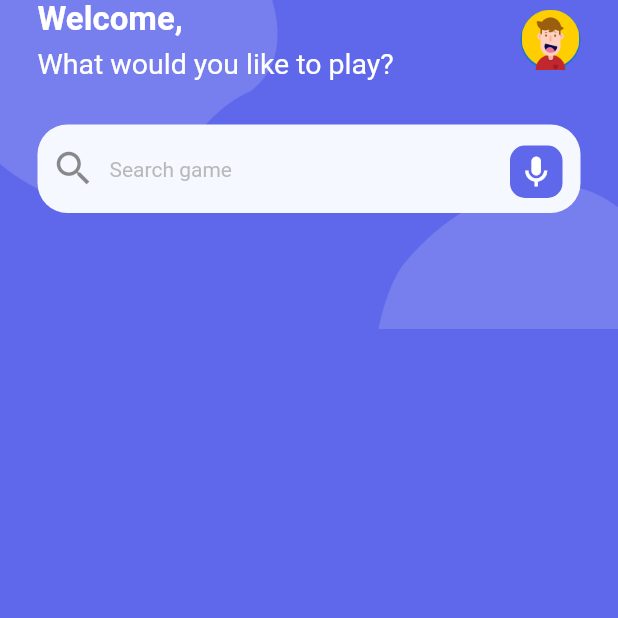
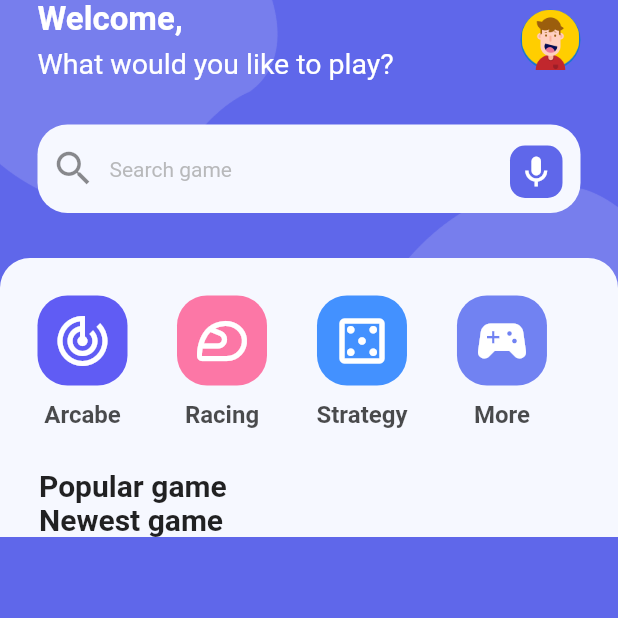
Before and after one commit to cameldjoulako/gamestore, a Flutter app: the screen it shows after launch, on a phone screen of 412 x 824 dp, the top half of it. Run offline on Flutter 3.47's test engine with Material 2 defaults, Android fonts, the phone set to English and light mode, and no system bars.

Commit message:
homepage widget review

```diff
--- a/lib/pages/home/home.dart
+++ b/lib/pages/home/home.dart
@@ -1,7 +1,9 @@
 import 'package:flutter/material.dart';
+import 'package:gamestore/pages/home/widgets/category.dart';
 import 'package:gamestore/utils/colors.dart';
 import 'package:gamestore/pages/home/widgets/header.dart';
 import 'package:gamestore/pages/home/widgets/search.dart';
+import 'package:gamestore/pages/home/widgets/category.dart';
 
 class HomePage extends StatelessWidget {
   const HomePage({super.key});
@@ -37,6 +39,7 @@ class HomePage extends StatelessWidget {
               children: [
                 const HeaderSection(),
                 const SearchSection(),
+                CategorySection(),
               ],
             )
           ],
--- /dev/null
+++ b/lib/pages/home/widgets/category.dart
@@ -0,0 +1,100 @@
+import 'package:flutter/material.dart';
+
+class CategorySection extends StatelessWidget {
+  CategorySection({super.key});
+
+  final categories = [
+    {
+      'icon': Icons.track_changes_outlined,
+      'color': const Color(0xFF605CF4),
+      'title': 'Arcabe'
+    },
+    {
+      'icon': Icons.sports_motorsports_outlined,
+      'color': const Color(0xFFFC77A6),
+      'title': 'Racing'
+    },
+    {
+      'icon': Icons.casino_outlined,
+      'color': const Color(0xFF4391FF),
+      'title': 'Strategy'
+    },
+    {
+      'icon': Icons.sports_esports,
+      'color': const Color(0xFF7182f2),
+      'title': 'More'
+    },
+  ];
+
+  @override
+  Widget build(BuildContext context) {
+    return Container(
+      decoration: const BoxDecoration(
+        color: Color(0xFFF6F8FF),
+        borderRadius: BorderRadius.only(
+          topLeft: Radius.circular(20),
+          topRight: Radius.circular(20),
+        ),
+      ),
+      child: Column(
+        children: [
+          Container(
+            height: 140,
+            padding: const EdgeInsets.all(25),
+            child: ListView.separated(
+              scrollDirection: Axis.horizontal,
+              itemBuilder: (_, index) => Column(
+                children: [
+                  Container(
+                    padding: const EdgeInsets.all(10),
+                    decoration: BoxDecoration(
+                        borderRadius: BorderRadius.circular(20),
+                        color: categories[index]['color'] as Color),
+                    child: Icon(
+                      categories[index]['icon'] as IconData,
+                      color: Colors.white,
+                      size: 40,
+                    ),
+                  ),
+                  const SizedBox(height: 10),
+                  Text(
+                    categories[index]['title'] as String,
+                    style: TextStyle(
+                      color: Colors.black.withOpacity(0.7),
+                      fontWeight: FontWeight.bold,
+                      fontSize: 16,
+                    ),
+                  )
+                ],
+              ),
+              separatorBuilder: (_, index) => const SizedBox(width: 33),
+              itemCount: categories.length,
+            ),
+          ),
+          Container(
+            padding: const EdgeInsets.symmetric(horizontal: 25),
+            width: 410,
+            child: const Text(
+              'Popular game',
+              style: TextStyle(
+                fontWeight: FontWeight.bold,
+                fontSize: 20,
+              ),
+            ),
+          ),
+          Container(
+            padding: const EdgeInsets.symmetric(horizontal: 25),
+            width: 410,
+            child: const Text(
+              'Newest game',
+              style: TextStyle(
+                fontWeight: FontWeight.bold,
+                fontSize: 20,
+              ),
+            ),
+          ),
+        ],
+      ),
+    );
+  }
+}
```
Also changed, not shown: lib/models/game.dart (added, +59 -0 lines), lib/pages/home/widgets/popular_game.dart (added, +33 -0 lines).
